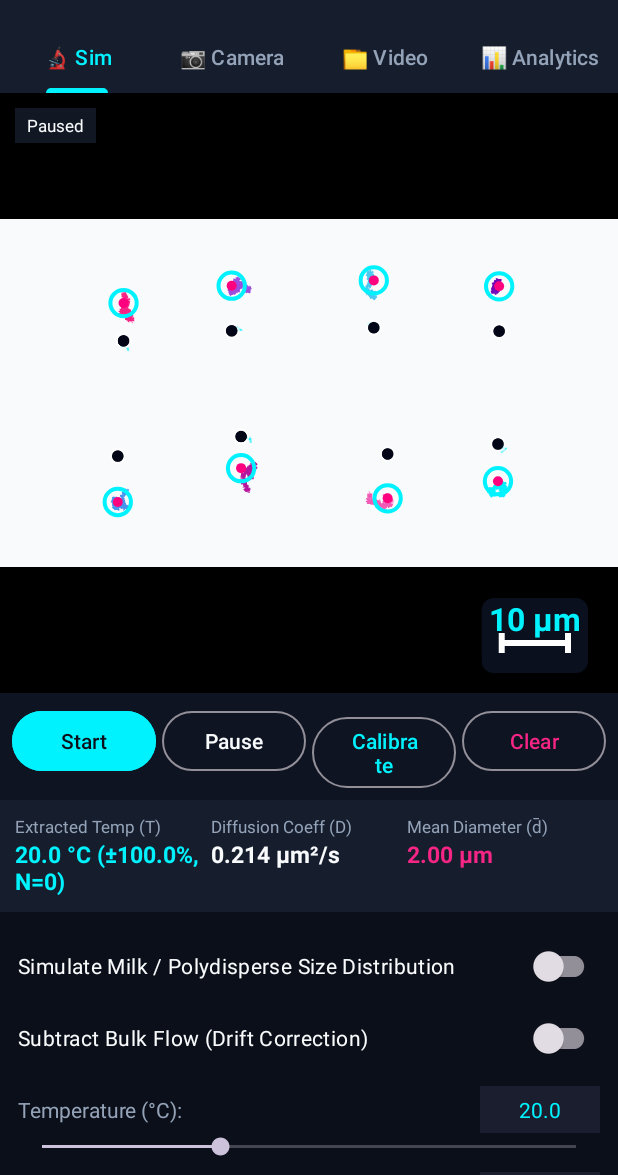
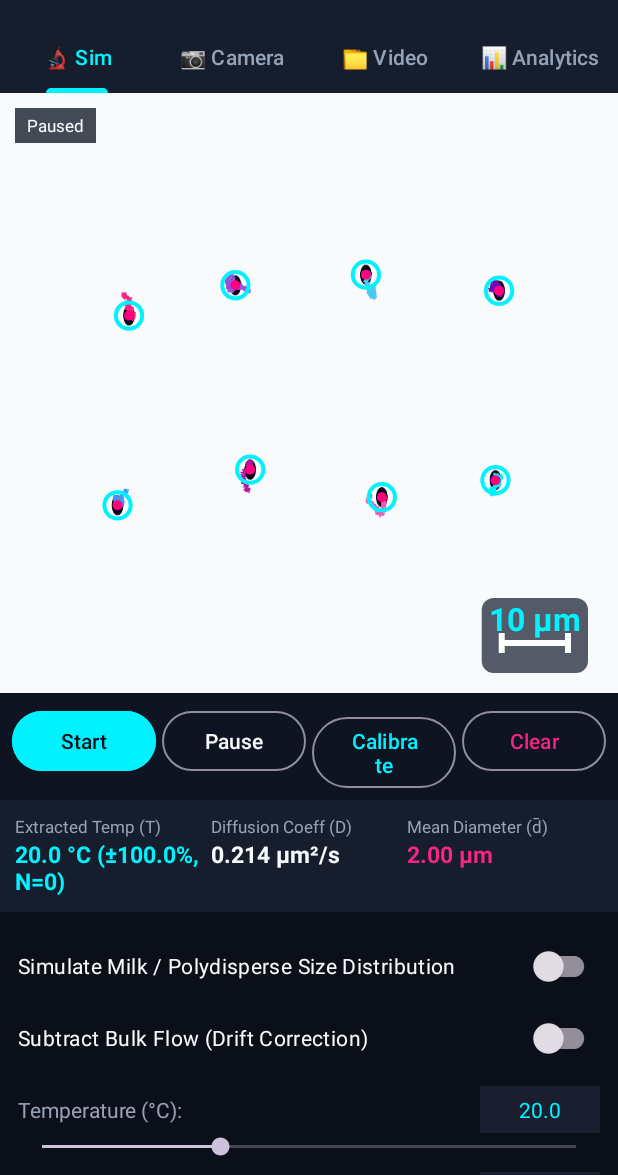
Before and after one commit to thwump/brownian-motion-app, an Android app: the screen it shows after launch (MainActivity), after a tap on "Clear", on a phone screen of 412 x 824 dp, the part 61-1236 px from its top. Run offline under Robolectric (Android 15) with nearby library versions, the light colour scheme and no system bars; 3 other taps on this screen came first.

Commit message:
Fix simulation overlay alignment
Changed simulation ImageView from fitCenter to fitXY to match camera behavior.
This ensures overlay coordinates align correctly with simulated particles.

The simulation canvas now fills the container exactly like the camera preview,
making the overlay tracking indicators appear in the correct positions.

```diff
--- a/app/src/main/res/layout/activity_main.xml
+++ b/app/src/main/res/layout/activity_main.xml
@@ -86,7 +86,7 @@
             android:id="@+id/simCanvas"
             android:layout_width="match_parent"
             android:layout_height="match_parent"
-            android:scaleType="fitCenter" />
+            android:scaleType="fitXY" />
 
         <com.brownian.tracker.ui.OverlayView
             android:id="@+id/overlayView"
```
